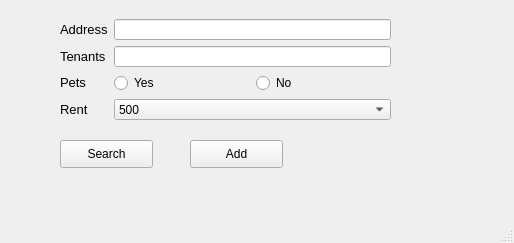
Above: view.ui from chuky402/Rental_Tracker before the change. Below: the same form after it.
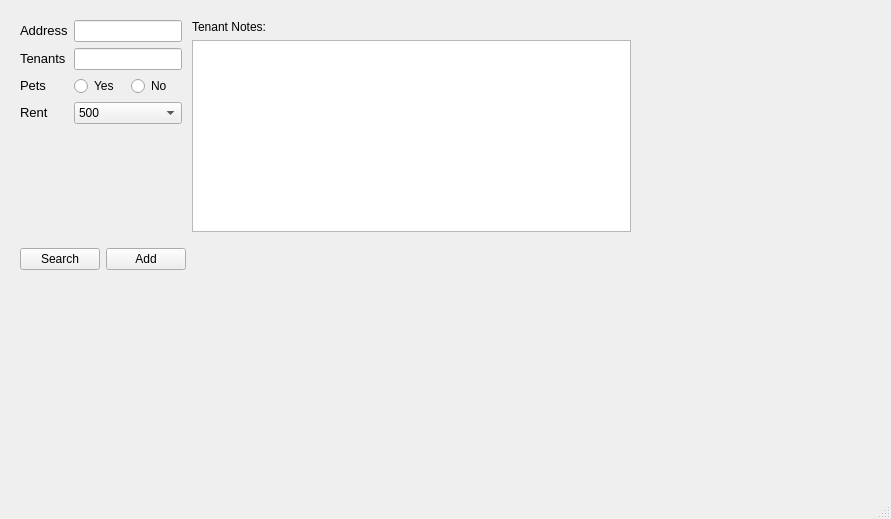
That is the form after the change.

Commit message: Added a functional Gui along with the add button grabbing the information and storing it to variables.

Patch:
```diff
--- a/view.ui
+++ b/view.ui
@@ -6,60 +6,33 @@
    <rect>
     <x>0</x>
     <y>0</y>
-    <width>514</width>
-    <height>243</height>
+    <width>891</width>
+    <height>519</height>
    </rect>
   </property>
   <property name="windowTitle">
    <string>MainWindow</string>
   </property>
   <widget class="QWidget" name="centralwidget">
-   <widget class="QPushButton" name="pushButton">
+   <widget class="QWidget" name="formLayoutWidget">
     <property name="geometry">
      <rect>
-      <x>60</x>
-      <y>140</y>
-      <width>93</width>
-      <height>28</height>
+      <x>20</x>
+      <y>10</y>
+      <width>611</width>
+      <height>271</height>
      </rect>
     </property>
-    <property name="text">
-     <string>Search</string>
-    </property>
-   </widget>
-   <widget class="QPushButton" name="pushButton_2">
-    <property name="geometry">
-     <rect>
-      <x>190</x>
-      <y>140</y>
-      <width>93</width>
-      <height>28</height>
-     </rect>
-    </property>
-    <property name="text">
-     <string>Add</string>
-    </property>
-   </widget>
-   <widget class="QWidget" name="gridLayoutWidget">
-    <property name="geometry">
-     <rect>
-      <x>60</x>
-      <y>19</y>
-      <width>331</width>
-      <height>101</height>
-     </rect>
-    </property>
+    <layout class="QFormLayout" name="formLayout">
+     <item row="0" column="0">
     <layout class="QGridLayout" name="gridLayout">
      <property name="sizeConstraint">
       <enum>QLayout::SetNoConstraint</enum>
      </property>
-     <item row="1" column="1">
-      <widget class="QLineEdit" name="lineEdit_2"/>
-     </item>
-     <item row="0" column="1">
-      <widget class="QLineEdit" name="lineEdit">
+       <item row="0" column="0">
+        <widget class="QLabel" name="label">
        <property name="text">
-        <string/>
+          <string>&lt;html&gt;&lt;head/&gt;&lt;body&gt;&lt;p&gt;&lt;span style=&quot; font-size:10pt;&quot;&gt;Address&lt;/span&gt;&lt;/p&gt;&lt;/body&gt;&lt;/html&gt;</string>
        </property>
       </widget>
      </item>
@@ -70,20 +43,6 @@
        </property>
       </widget>
      </item>
-     <item row="0" column="0">
-      <widget class="QLabel" name="label">
-       <property name="text">
-        <string>&lt;html&gt;&lt;head/&gt;&lt;body&gt;&lt;p&gt;&lt;span style=&quot; font-size:10pt;&quot;&gt;Address&lt;/span&gt;&lt;/p&gt;&lt;/body&gt;&lt;/html&gt;</string>
-       </property>
-      </widget>
-     </item>
-     <item row="1" column="0">
-      <widget class="QLabel" name="label_2">
-       <property name="text">
-        <string>&lt;html&gt;&lt;head/&gt;&lt;body&gt;&lt;p&gt;&lt;span style=&quot; font-size:10pt;&quot;&gt;Tenants&lt;/span&gt;&lt;/p&gt;&lt;/body&gt;&lt;/html&gt;</string>
-       </property>
-      </widget>
-     </item>
      <item row="3" column="0">
       <widget class="QLabel" name="label_3">
        <property name="text">
@@ -91,29 +50,25 @@
        </property>
       </widget>
      </item>
-     <item row="3" column="1">
-      <layout class="QHBoxLayout" name="horizontalLayout">
-       <property name="sizeConstraint">
-        <enum>QLayout::SetNoConstraint</enum>
-       </property>
-       <item>
-        <widget class="QRadioButton" name="radioButton_2">
+       <item row="1" column="0">
+        <widget class="QLabel" name="label_2">
          <property name="text">
-          <string>Yes</string>
+          <string>&lt;html&gt;&lt;head/&gt;&lt;body&gt;&lt;p&gt;&lt;span style=&quot; font-size:10pt;&quot;&gt;Tenants&lt;/span&gt;&lt;/p&gt;&lt;/body&gt;&lt;/html&gt;</string>
          </property>
         </widget>
        </item>
-       <item>
-        <widget class="QRadioButton" name="radioButton">
+       <item row="1" column="1">
+        <widget class="QLineEdit" name="input_tenant"/>
+       </item>
+       <item row="0" column="1">
+        <widget class="QLineEdit" name="input_address">
          <property name="text">
-          <string>No</string>
+          <string/>
          </property>
         </widget>
-       </item>
-      </layout>
      </item>
      <item row="4" column="1">
-      <widget class="QComboBox" name="comboBox">
+        <widget class="QComboBox" name="combo_rent">
        <item>
         <property name="text">
          <string>500</string>
@@ -146,6 +101,61 @@
        </item>
       </widget>
      </item>
+       <item row="3" column="1">
+        <layout class="QHBoxLayout" name="horizontalLayout">
+         <property name="sizeConstraint">
+          <enum>QLayout::SetNoConstraint</enum>
+         </property>
+         <item>
+          <widget class="QRadioButton" name="option_pet_yes">
+           <property name="text">
+            <string>Yes</string>
+           </property>
+          </widget>
+         </item>
+         <item>
+          <widget class="QRadioButton" name="option_pet_no">
+           <property name="text">
+            <string>No</string>
+           </property>
+          </widget>
+         </item>
+        </layout>
+       </item>
+      </layout>
+     </item>
+     <item row="0" column="1">
+      <layout class="QVBoxLayout" name="verticalLayout">
+       <item>
+        <widget class="QLabel" name="label_5">
+         <property name="text">
+          <string>Tenant Notes:</string>
+         </property>
+        </widget>
+       </item>
+       <item>
+        <widget class="QTextEdit" name="textEdit"/>
+       </item>
+      </layout>
+     </item>
+     <item row="1" column="0">
+      <layout class="QHBoxLayout" name="horizontalLayout_2">
+       <item>
+        <widget class="QPushButton" name="button_search">
+         <property name="text">
+          <string>Search</string>
+         </property>
+        </widget>
+       </item>
+       <item>
+        <widget class="QPushButton" name="button_add">
+         <property name="text">
+          <string>Add</string>
+         </property>
+        </widget>
+       </item>
+      </layout>
+     </item>
     </layout>
    </widget>
   </widget>
@@ -154,8 +164,8 @@
     <rect>
      <x>0</x>
      <y>0</y>
-     <width>514</width>
-     <height>26</height>
+     <width>891</width>
+     <height>21</height>
     </rect>
    </property>
   </widget>
```
Lines whose indentation alone changed are shown as unchanged. The commit also changes 2 other files.
